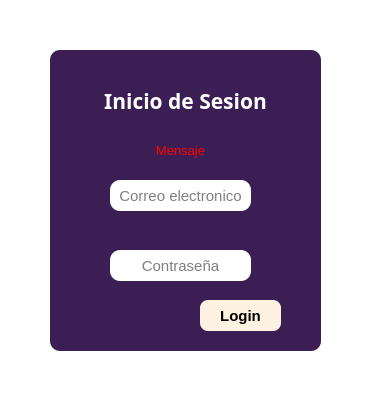
Before: the Qt Designer form Login.ui in RicardoSRazura/project-control-escolar, drawn with Qt 5.
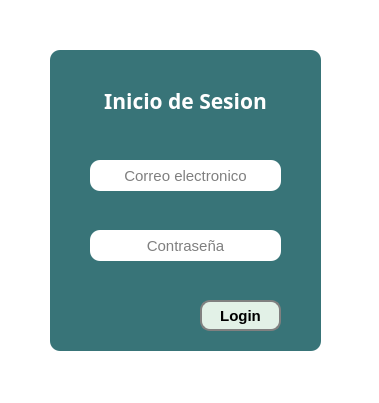
After: the same form once the commit is applied.

Commit message: Añadido de interfaces

```diff
--- a/Login.ui
+++ b/Login.ui
@@ -32,7 +32,7 @@
     <bool>false</bool>
    </property>
    <property name="styleSheet">
-    <string notr="true">background-color: #3B1E54;
+    <string notr="true">background-color: #387478;
 -webkit-box-shadow: 10px 10px 34px -14px rgba(0,0,0,0.63);
 -moz-box-shadow: 10px 10px 34px -14px rgba(0,0,0,0.63);
 box-shadow: 10px 10px 34px -14px rgba(0,0,0,0.63);
@@ -67,9 +67,9 @@
    <widget class="QLineEdit" name="entryCorreo">
     <property name="geometry">
      <rect>
-      <x>60</x>
-      <y>130</y>
-      <width>141</width>
+      <x>40</x>
+      <y>110</y>
+      <width>191</width>
       <height>31</height>
      </rect>
     </property>
@@ -95,9 +95,9 @@
    <widget class="QLineEdit" name="entryContrasena">
     <property name="geometry">
      <rect>
-      <x>60</x>
-      <y>200</y>
-      <width>141</width>
+      <x>40</x>
+      <y>180</y>
+      <width>191</width>
       <height>31</height>
      </rect>
     </property>
@@ -110,6 +110,9 @@
     <property name="styleSheet">
      <string notr="true">background-color: rgb(255, 255, 255);</string>
     </property>
+    <property name="echoMode">
+     <enum>QLineEdit::Password</enum>
+    </property>
     <property name="alignment">
      <set>Qt::AlignCenter</set>
     </property>
@@ -137,9 +140,9 @@
      <cursorShape>PointingHandCursor</cursorShape>
     </property>
     <property name="styleSheet">
-     <string notr="true">background-color: #FEF3E2;
-border: 0;
-border-radius: 8px;</string>
+     <string notr="true">background-color: #E2F1E7;
+border: 2px solid grey;
+padding: 5px;</string>
     </property>
     <property name="text">
      <string>Login</string>
@@ -154,31 +157,6 @@
      <bool>false</bool>
     </property>
    </widget>
-   <widget class="QLabel" name="lbMensajeError">
-    <property name="geometry">
-     <rect>
-      <x>50</x>
-      <y>90</y>
-      <width>161</width>
-      <height>20</height>
-     </rect>
-    </property>
-    <property name="font">
-     <font>
-      <family>Arial</family>
-      <pointsize>10</pointsize>
-     </font>
-    </property>
-    <property name="styleSheet">
-     <string notr="true">color: rgb(255, 0, 0);</string>
-    </property>
-    <property name="text">
-     <string>Mensaje</string>
-    </property>
-    <property name="alignment">
-     <set>Qt::AlignCenter</set>
-    </property>
-   </widget>
   </widget>
  </widget>
  <resources/>
```
The commit also changes 3 other files.
